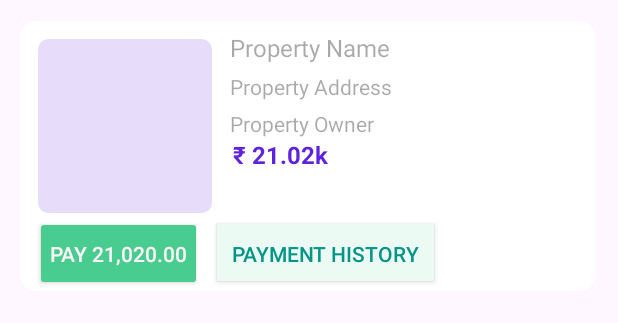
After one commit to anil-s-yadav/Home-Rental, an Android app: the layout one_item_payrent_rv.xml on its own in the app's theme, with its tools: preview values and no code run, on a phone screen of 412 x 824 dp. The commit adds this screen. Shown: the top 323 px of the screen. Run offline under Robolectric (Android 15) with nearby library versions, the phone set to English and light mode, and no system bars.

Commit message:
pay rent collect rent implimented

```diff
--- /dev/null
+++ b/app/src/main/res/layout/one_item_payrent_rv.xml
@@ -0,0 +1,102 @@
+<?xml version="1.0" encoding="utf-8"?>
+<RelativeLayout xmlns:android="http://schemas.android.com/apk/res/android"
+    android:layout_width="match_parent"
+    android:layout_height="wrap_content"
+    xmlns:app="http://schemas.android.com/apk/res-auto"
+    android:layout_marginTop="14dp"
+    android:layout_marginStart="13dp"
+    android:layout_marginEnd="15dp"
+    android:backgroundTint="@color/White"
+    android:background="@drawable/green_bg_text">
+
+    <com.google.android.material.imageview.ShapeableImageView
+        android:id="@+id/property_image"
+        android:layout_width="120dp"
+        android:layout_height="120dp"
+        android:layout_alignParentStart="true"
+        android:layout_marginStart="10dp"
+        android:layout_marginTop="10dp"
+        android:layout_marginEnd="10dp"
+        android:background="@color/DarkBlue100"
+        android:padding="2dp"
+        android:scaleType="centerCrop"
+        app:shapeAppearanceOverlay="@style/RoundedSquare" />
+
+    <LinearLayout
+        android:id="@+id/ll_property_data"
+        android:layout_width="wrap_content"
+        android:layout_height="wrap_content"
+        android:layout_above="@+id/btn_payment_history"
+        android:layout_alignEnd="@+id/property_image"
+        android:layout_alignParentEnd="true"
+        android:layout_marginBottom="30dp"
+        android:layout_toEndOf="@+id/property_image"
+        android:orientation="vertical">
+
+        <TextView
+            android:id="@+id/text_view_property_name"
+            android:layout_width="match_parent"
+            android:layout_height="wrap_content"
+            android:hint="Property Name"
+            android:maxLines="2"
+            android:textColor="@color/DarkBlue500"
+            android:textSize="16sp" />
+
+        <TextView
+            android:id="@+id/text_view_property_address"
+            android:layout_width="match_parent"
+            android:layout_height="wrap_content"
+            android:layout_marginTop="5dp"
+            android:hint="Property Address"
+            android:maxLines="2"
+            android:textSize="14sp" />
+
+        <TextView
+            android:id="@+id/text_view_property_owner"
+            android:layout_width="match_parent"
+            android:layout_height="wrap_content"
+            android:layout_marginTop="5dp"
+            android:hint="Property Owner"
+            android:textSize="14sp" />
+
+        <TextView
+            android:id="@+id/text_view_property_price"
+            android:layout_width="match_parent"
+            android:layout_height="wrap_content"
+            android:layout_marginStart="2dp"
+            android:layout_weight="4"
+            android:text="₹ 21.02k"
+            android:textColor="@color/DarkBlue500"
+            android:textSize="16sp"
+            android:textStyle="bold" />
+
+
+    </LinearLayout>
+
+        <androidx.appcompat.widget.AppCompatButton
+            android:id="@+id/btn_pay_rent"
+            android:layout_width="wrap_content"
+            android:layout_height="50dp"
+            android:backgroundTint="@color/Green200"
+            android:textColor="@color/White150"
+            android:layout_below="@+id/property_image"
+            android:layout_marginStart="10dp"
+            android:elevation="5dp"
+            android:padding="10dp"
+            android:text="Pay 21,020.00"/>
+
+    <androidx.appcompat.widget.AppCompatButton
+        android:id="@+id/btn_payment_history"
+        android:layout_width="wrap_content"
+        android:layout_height="38dp"
+        android:background="@color/Green100"
+        android:padding="10dp"
+        android:text="Payment History"
+        android:textColor="@color/Green300"
+        android:layout_marginStart="10dp"
+        android:layout_marginTop="5dp"
+        android:layout_below="@+id/property_image"
+        android:layout_toEndOf="@+id/btn_pay_rent" />
+
+
+</RelativeLayout>
--- a/app/src/main/res/layout/one_saved_item_rv.xml
+++ b/app/src/main/res/layout/one_saved_item_rv.xml
@@ -11,7 +11,7 @@
     android:orientation="horizontal">
 
     <com.google.android.material.imageview.ShapeableImageView
-        android:id="@+id/save_post_image"
+        android:id="@+id/property_image"
         android:layout_width="120dp"
         android:layout_height="120dp"
         android:padding="2dp"
@@ -61,7 +61,7 @@
                 android:layout_weight="1"
                 android:src="@drawable/rupee"/>
             <TextView
-                android:id="@+id/save_post_price"
+                android:id="@+id/text_view_property_price"
                 android:layout_width="match_parent"
                 android:layout_height="wrap_content"
                 android:hint="Property Price"
```
Also changed, not shown: app/src/main/java/com/legendarysoftwares/homerental/ChatScreen.java (+37 -2 lines), app/src/main/java/com/legendarysoftwares/homerental/CollectRentAcivity.java (+59 -0 lines), app/src/main/java/com/legendarysoftwares/homerental/CollectRentAdapter.java (added, +137 -0 lines), app/src/main/java/com/legendarysoftwares/homerental/PayRentActivity.java (+61 -0 lines), app/src/main/java/com/legendarysoftwares/homerental/PayRentAdapter.java (added, +126 -0 lines), app/src/main/java/com/legendarysoftwares/homerental/SaveAdapter.java (+2 -8 lines), app/src/main/res/layout/activity_collect_rent_acivity.xml (+17 -3 lines), app/src/main/res/layout/activity_pay_rent.xml (+16 -2 lines).
